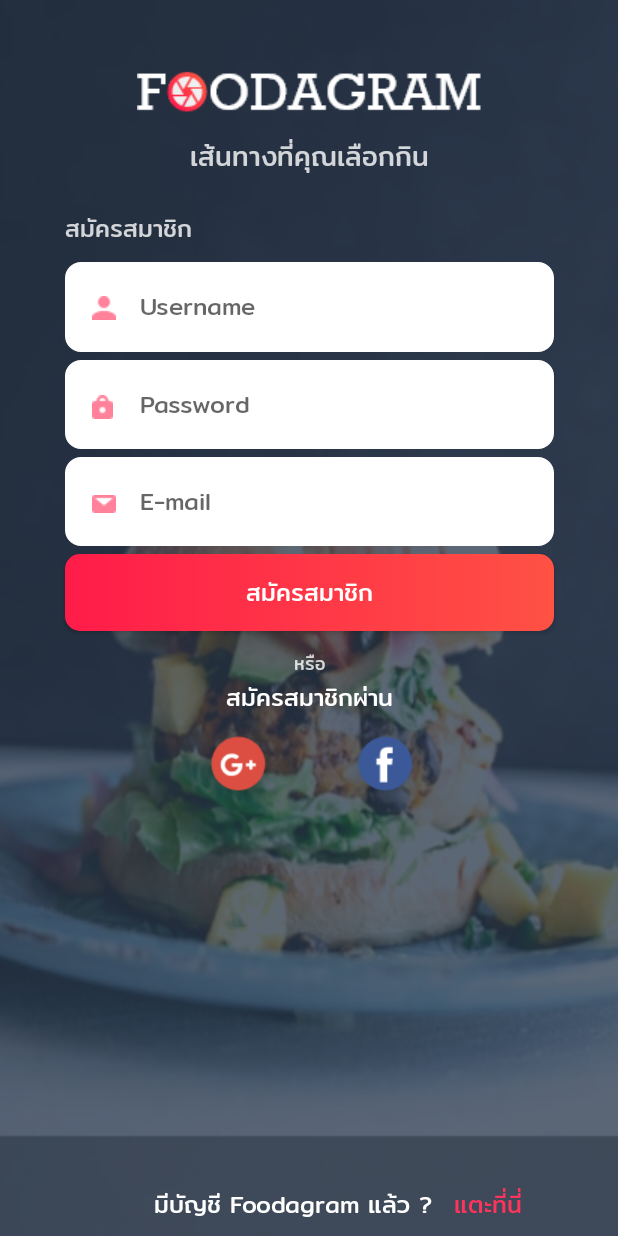
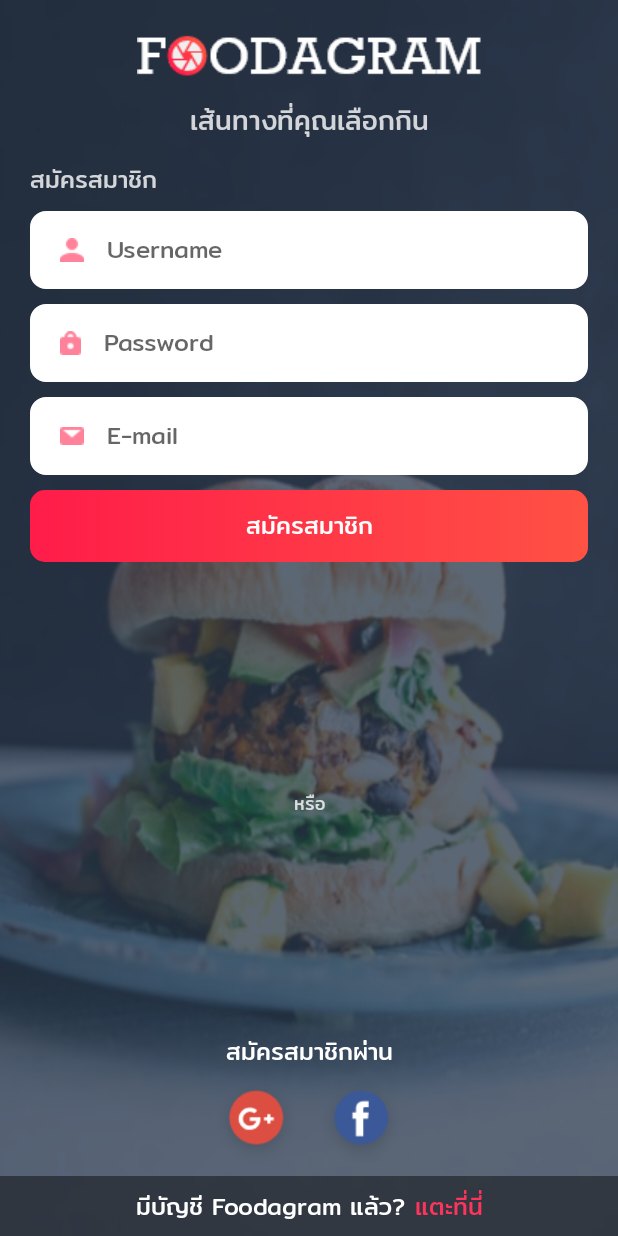
Before and after one commit to Skydddoogg/Foodagram, an Android app: the screen it shows after launch (MainActivity), on a phone screen of 412 x 824 dp. Run offline under Robolectric (Android 15) with nearby library versions, the phone set to English and light mode, and no system bars.

Commit message:
[EDIT] fragment_register Change UI to Responsive

```diff
--- /dev/null
+++ b/Foodagram/app/src/main/res/drawable/bottom_background.xml
@@ -0,0 +1,7 @@
+<?xml version="1.0" encoding="utf-8"?>
+<shape android:shape="rectangle"
+    xmlns:android="http://schemas.android.com/apk/res/android">
+    <solid android:color="#72000000">
+
+    </solid>
+</shape>
--- a/Foodagram/app/src/main/res/layout/fragment_register.xml
+++ b/Foodagram/app/src/main/res/layout/fragment_register.xml
@@ -1,20 +1,26 @@
 <?xml version="1.0" encoding="utf-8"?>
-<android.support.constraint.ConstraintLayout
-    xmlns:android="http://schemas.android.com/apk/res/android"
+<android.support.constraint.ConstraintLayout xmlns:android="http://schemas.android.com/apk/res/android"
     xmlns:app="http://schemas.android.com/apk/res-auto"
     xmlns:tools="http://schemas.android.com/tools"
     android:layout_width="match_parent"
     android:layout_height="match_parent"
     android:background="@drawable/register_background"
-    >
+    tools:layout_editor_absoluteY="25dp">
+
+    <android.support.constraint.ConstraintLayout
+        android:id="@+id/constraintLayout"
+        android:layout_width="match_parent"
+        android:layout_height="wrap_content"
+        app:layout_constraintEnd_toEndOf="parent"
+        app:layout_constraintStart_toStartOf="parent"
+        app:layout_constraintTop_toTopOf="parent">
+
 
         <ImageView
             android:id="@+id/register_logo"
             android:layout_width="230dp"
             android:layout_height="41dp"
-        android:layout_marginEnd="8dp"
-        android:layout_marginStart="8dp"
-        android:layout_marginTop="40dp"
+            android:layout_marginTop="16dp"
             app:layout_constraintEnd_toEndOf="parent"
             app:layout_constraintStart_toStartOf="parent"
             app:layout_constraintTop_toTopOf="parent"
@@ -24,8 +30,6 @@
             android:id="@+id/register_text_logo"
             android:layout_width="wrap_content"
             android:layout_height="wrap_content"
-        android:layout_marginEnd="8dp"
-        android:layout_marginStart="8dp"
             android:layout_marginTop="8dp"
             android:fontFamily="@font/mitr_regular"
             android:text="เส้นทางที่คุณเลือกกิน"
@@ -39,219 +43,194 @@
             android:id="@+id/register_text_register"
             android:layout_width="wrap_content"
             android:layout_height="wrap_content"
-        android:layout_marginBottom="8dp"
-        android:layout_marginEnd="8dp"
-        android:layout_marginStart="8dp"
-        android:layout_marginTop="8dp"
+            android:layout_marginStart="20dp"
+            android:layout_marginTop="12dp"
             android:fontFamily="@font/mitr_regular"
             android:text="สมัครสมาชิก"
             android:textColor="#CCffffff"
             android:textSize="16dp"
-        app:layout_constraintBottom_toTopOf="@+id/register_username"
+            app:layout_constraintStart_toStartOf="parent"
+            app:layout_constraintTop_toBottomOf="@+id/register_text_logo" />
+    </android.support.constraint.ConstraintLayout>
+
+    <android.support.constraint.ConstraintLayout
+        android:id="@+id/linearLayout"
+        android:layout_width="match_parent"
+        android:layout_height="wrap_content"
+        android:layout_marginEnd="20dp"
+        android:layout_marginStart="20dp"
+        android:layout_marginTop="8dp"
+        android:orientation="vertical"
+
         app:layout_constraintEnd_toEndOf="parent"
-        app:layout_constraintHorizontal_bias="0.113"
+        app:layout_constraintHorizontal_bias="0.0"
         app:layout_constraintStart_toStartOf="parent"
-        app:layout_constraintTop_toBottomOf="@+id/register_text_logo"
-        app:layout_constraintVertical_bias="0.909" />
+        app:layout_constraintTop_toBottomOf="@+id/constraintLayout">
 
         <EditText
             android:id="@+id/register_username"
-        android:layout_width="326dp"
-        android:layout_height="60dp"
-        android:layout_marginEnd="8dp"
-        android:layout_marginStart="8dp"
-        android:layout_marginTop="56dp"
+            android:layout_width="match_parent"
+            android:layout_height="52dp"
+            android:layout_marginBottom="24dp"
             android:background="@drawable/login_text_input"
+            android:drawablePadding="15dp"
+            android:drawableStart="@drawable/login_ic_username"
             android:ems="10"
             android:fontFamily="@font/mitr_regular"
             android:hint="Username"
             android:inputType="textPersonName"
-        android:paddingStart="50dp"
             android:textSize="16dp"
-        app:layout_constraintEnd_toEndOf="parent"
-        app:layout_constraintStart_toStartOf="parent"
-        app:layout_constraintTop_toBottomOf="@+id/register_text_logo" />
+            app:layout_constraintBottom_toTopOf="@+id/register_password"
+            app:layout_constraintTop_toTopOf="parent"
+            tools:layout_editor_absoluteX="29dp" />
 
         <EditText
             android:id="@+id/register_password"
-        android:layout_width="326dp"
-        android:layout_height="59dp"
-        android:layout_marginEnd="8dp"
-        android:layout_marginStart="8dp"
-        android:layout_marginTop="5dp"
+            android:layout_width="match_parent"
+            android:layout_height="52dp"
+            android:layout_marginTop="10dp"
             android:background="@drawable/login_text_input"
+            android:drawablePadding="15dp"
+            android:drawableStart="@drawable/login_ic_password"
             android:ems="10"
             android:fontFamily="@font/mitr_regular"
             android:hint="Password"
             android:inputType="textPersonName"
-        android:paddingStart="50dp"
+
             android:textSize="16dp"
-        app:layout_constraintEnd_toEndOf="parent"
-        app:layout_constraintStart_toStartOf="parent"
-        app:layout_constraintTop_toBottomOf="@+id/register_username" />
+            app:layout_constraintTop_toBottomOf="@+id/register_username"
+            tools:layout_editor_absoluteX="0dp" />
 
         <EditText
             android:id="@+id/register_email"
-        android:layout_width="326dp"
-        android:layout_height="59dp"
-        android:layout_marginEnd="8dp"
-        android:layout_marginStart="8dp"
-        android:layout_marginTop="5dp"
+            android:layout_width="match_parent"
+            android:layout_height="52dp"
+            android:layout_marginTop="10dp"
             android:background="@drawable/login_text_input"
             android:ems="10"
             android:fontFamily="@font/mitr_regular"
+            android:drawablePadding="15dp"
+            android:drawableStart="@drawable/login_ic_email"
             android:hint="E-mail"
             android:inputType="textPersonName"
-        android:paddingStart="50dp"
             android:textSize="16dp"
-        app:layout_constraintEnd_toEndOf="parent"
-        app:layout_constraintStart_toStartOf="parent"
-        app:layout_constraintTop_toBottomOf="@+id/register_password" />
-
-    <ImageView
-        android:id="@+id/register_ic_username"
-        android:layout_width="16dp"
-        android:layout_height="16dp"
-        android:layout_marginBottom="8dp"
-        android:layout_marginEnd="8dp"
-        android:layout_marginStart="8dp"
-        android:layout_marginTop="8dp"
-        app:layout_constraintBottom_toBottomOf="@+id/register_username"
-        app:layout_constraintEnd_toEndOf="@+id/register_username"
-        app:layout_constraintHorizontal_bias="0.034"
-        app:layout_constraintStart_toStartOf="@+id/register_username"
-        app:layout_constraintTop_toTopOf="@+id/register_username"
-        app:layout_constraintVertical_bias="0.535"
-        app:srcCompat="@drawable/login_ic_username" />
-
-    <ImageView
-        android:id="@+id/register_ic_password"
-        android:layout_width="14dp"
-        android:layout_height="16dp"
-        android:layout_marginBottom="8dp"
-        android:layout_marginEnd="8dp"
-        android:layout_marginStart="8dp"
-        android:layout_marginTop="8dp"
-        app:layout_constraintBottom_toTopOf="@+id/register_email"
-        app:layout_constraintEnd_toEndOf="@+id/register_password"
-        app:layout_constraintHorizontal_bias="0.033"
-        app:layout_constraintStart_toStartOf="@+id/register_password"
-        app:layout_constraintTop_toTopOf="@+id/register_password"
-        app:layout_constraintVertical_bias="0.468"
-        app:srcCompat="@drawable/login_ic_password" />
-
-    <ImageView
-        android:id="@+id/register_ic_email"
-        android:layout_width="16dp"
-        android:layout_height="12dp"
-        android:layout_marginBottom="8dp"
-        android:layout_marginEnd="8dp"
-        android:layout_marginStart="8dp"
-        android:layout_marginTop="8dp"
-        app:layout_constraintBottom_toBottomOf="@+id/register_email"
-        app:layout_constraintEnd_toEndOf="@+id/register_email"
-        app:layout_constraintHorizontal_bias="0.034"
-        app:layout_constraintStart_toStartOf="@+id/register_email"
             app:layout_constraintTop_toBottomOf="@+id/register_password"
-        app:layout_constraintVertical_bias="0.611"
-        app:srcCompat="@drawable/login_ic_email" />
+            tools:layout_editor_absoluteX="0dp" />
 
         <Button
             android:id="@+id/register_register_button"
-        android:layout_width="326dp"
-        android:layout_height="51dp"
-        android:layout_marginEnd="8dp"
-        android:layout_marginStart="8dp"
-        android:layout_marginTop="5dp"
+            android:layout_width="match_parent"
+            android:layout_height="wrap_content"
+            android:layout_marginTop="10dp"
             android:background="@drawable/login_button_long"
             android:fontFamily="@font/mitr_regular"
             android:text="สมัครสมาชิก"
             android:textColor="#ffffff"
             android:textSize="16dp"
-        app:layout_constraintEnd_toEndOf="parent"
-        app:layout_constraintStart_toStartOf="parent"
-        app:layout_constraintTop_toBottomOf="@+id/register_email" />
+            app:layout_constraintTop_toBottomOf="@+id/register_email"
+            tools:layout_editor_absoluteX="0dp" />
+    </android.support.constraint.ConstraintLayout>
 
     <TextView
         android:id="@+id/register_text_or"
         android:layout_width="wrap_content"
         android:layout_height="wrap_content"
-        android:layout_marginEnd="8dp"
-        android:layout_marginStart="8dp"
-        android:layout_marginTop="12dp"
+        android:layout_marginTop="8dp"
         android:fontFamily="@font/mitr_regular"
         android:text="หรือ"
         android:textColor="#CCffffff"
         android:textSize="12dp"
+        app:layout_constraintBottom_toTopOf="@+id/constraintLayout2"
         app:layout_constraintEnd_toEndOf="parent"
-        app:layout_constraintHorizontal_bias="0.501"
         app:layout_constraintStart_toStartOf="parent"
-        app:layout_constraintTop_toBottomOf="@+id/register_register_button" />
+        app:layout_constraintTop_toBottomOf="@+id/linearLayout" />
+
+    <android.support.constraint.ConstraintLayout
+        android:id="@+id/constraintLayout2"
+        android:layout_width="match_parent"
+        android:layout_height="wrap_content"
+        app:layout_constraintBottom_toTopOf="@+id/constraintLayout3"
+        tools:layout_editor_absoluteX="0dp">
 
         <TextView
             android:id="@+id/register_text_register_by"
             android:layout_width="wrap_content"
             android:layout_height="wrap_content"
-        android:layout_marginEnd="8dp"
-        android:layout_marginStart="8dp"
             android:fontFamily="@font/mitr_regular"
             android:text="สมัครสมาชิกผ่าน"
             android:textColor="#ffffff"
             android:textSize="16dp"
+            app:layout_constraintBottom_toTopOf="@+id/linearLayout3"
             app:layout_constraintEnd_toEndOf="parent"
             app:layout_constraintStart_toStartOf="parent"
-        app:layout_constraintTop_toBottomOf="@+id/register_text_or" />
+            app:layout_constraintTop_toTopOf="parent" />
+
+        <LinearLayout
+            android:id="@+id/linearLayout3"
+            android:layout_width="wrap_content"
+            android:layout_height="wrap_content"
+            app:layout_constraintBottom_toBottomOf="parent"
+            app:layout_constraintEnd_toEndOf="parent"
+            app:layout_constraintStart_toStartOf="parent">
 
             <ImageView
                 android:id="@+id/register_ic_gmail"
                 android:layout_width="70dp"
                 android:layout_height="70dp"
-        android:layout_marginStart="124dp"
-        app:layout_constraintStart_toStartOf="parent"
-        app:layout_constraintTop_toBottomOf="@+id/register_text_register_by"
-        app:srcCompat="@drawable/register_ic_google" />
+                app:srcCompat="@drawable/register_ic_google"
+                tools:layout_editor_absoluteX="182dp"
+                tools:layout_editor_absoluteY="56dp" />
 
             <ImageView
                 android:id="@+id/register_ic_facebook"
                 android:layout_width="70dp"
                 android:layout_height="70dp"
-        android:layout_marginEnd="120dp"
+                app:srcCompat="@drawable/register_ic_facebook"
+                tools:layout_editor_absoluteX="112dp"
+                tools:layout_editor_absoluteY="56dp" />
+
+
+        </LinearLayout>
+
+
+    </android.support.constraint.ConstraintLayout>
+
+    <android.support.constraint.ConstraintLayout
+        android:id="@+id/constraintLayout3"
+        android:layout_width="match_parent"
+        android:layout_height="40dp"
+        android:background="@drawable/bottom_background"
+        app:layout_constraintBottom_toBottomOf="parent"
+        tools:layout_editor_absoluteX="0dp">
+
+        <LinearLayout
+            android:id="@+id/linearLayout2"
+            android:layout_width="wrap_content"
+            android:layout_height="wrap_content"
+            app:layout_constraintBottom_toBottomOf="parent"
             app:layout_constraintEnd_toEndOf="parent"
-        app:layout_constraintTop_toBottomOf="@+id/register_text_register_by"
-        app:srcCompat="@drawable/register_ic_facebook" />
+            app:layout_constraintStart_toStartOf="parent"
+            app:layout_constraintTop_toTopOf="parent">
 
             <TextView
                 android:id="@+id/register_text_have_id"
                 android:layout_width="wrap_content"
                 android:layout_height="wrap_content"
-        android:layout_marginBottom="8dp"
-        android:layout_marginEnd="8dp"
-        android:layout_marginStart="8dp"
-        android:layout_marginTop="8dp"
                 android:fontFamily="@font/mitr_regular"
-        android:text="มีบัญชี Foodagram แล้ว ?"
+                android:text="มีบัญชี Foodagram แล้ว? "
                 android:textColor="#ffffff"
-        android:textSize="16dp"
-        app:layout_constraintBottom_toBottomOf="parent"
-        app:layout_constraintEnd_toStartOf="@+id/register_text_click_here"
-        app:layout_constraintHorizontal_bias="0.943"
-        app:layout_constraintStart_toStartOf="parent"
-        app:layout_constraintTop_toBottomOf="@+id/register_ic_gmail"
-        app:layout_constraintVertical_bias="1.0" />
+                android:textSize="16dp" />
 
             <TextView
                 android:id="@+id/register_text_click_here"
                 android:layout_width="wrap_content"
                 android:layout_height="wrap_content"
-        android:layout_marginBottom="8dp"
-        android:layout_marginEnd="64dp"
-        android:layout_marginTop="8dp"
                 android:fontFamily="@font/mitr_regular"
                 android:text="แตะที่นี่"
                 android:textColor="#FF345C"
-        android:textSize="16dp"
-        app:layout_constraintBottom_toBottomOf="parent"
-        app:layout_constraintEnd_toEndOf="parent"
-        app:layout_constraintTop_toBottomOf="@+id/register_ic_facebook"
-        app:layout_constraintVertical_bias="1.0" />
+                android:textSize="16dp" />
+        </LinearLayout>
     </android.support.constraint.ConstraintLayout>
+
+
+</android.support.constraint.ConstraintLayout>
```
Also changed, not shown: Foodagram/app/src/main/res/drawable/register_background.png. Lines whose indentation alone changed are shown as unchanged.
